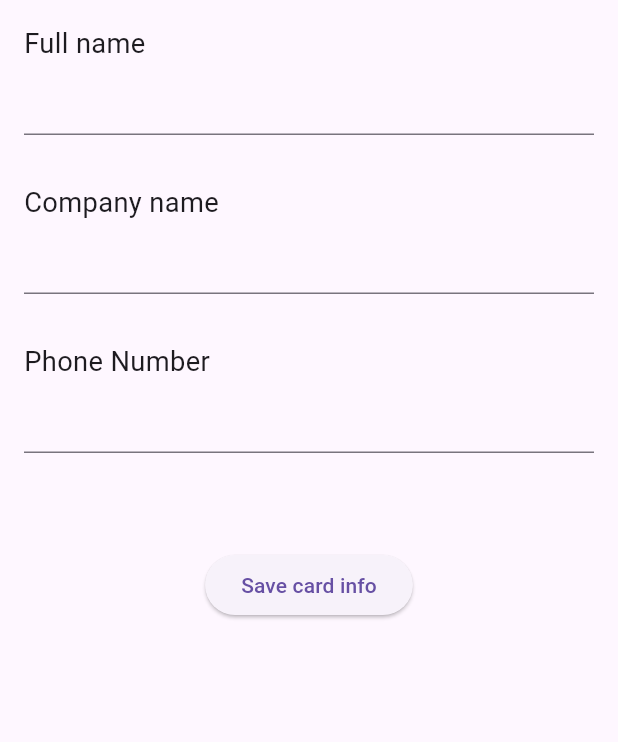
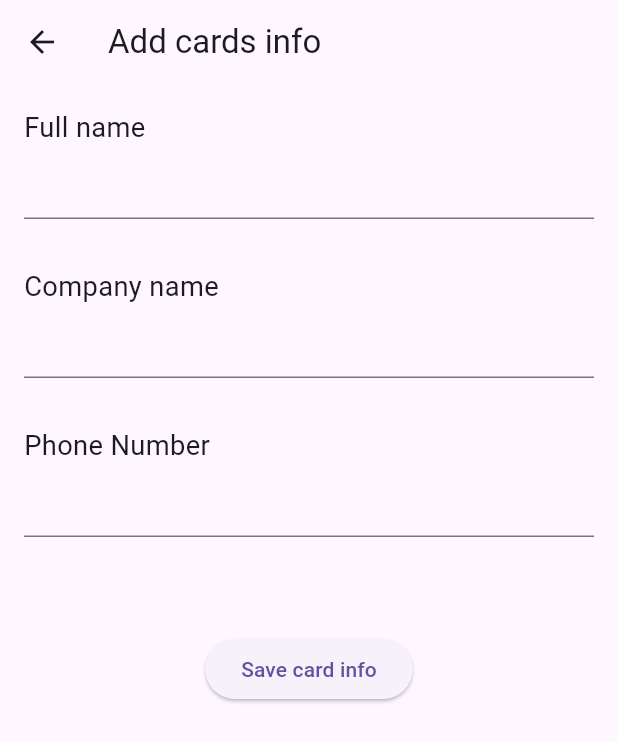
Before and after one commit to Bilal-Dollan/cards_reader, a Flutter app: the FormFields screen opened directly, on a phone screen of 412 x 824 dp. Shown: the top 742 px of the screen. Run offline on Flutter 3.47's test engine with Material 3 defaults, Android fonts, the phone set to English and light mode, and no system bars; our stand-ins replace hive, hive_flutter; accounts and stored records are empty.

Commit message:
add appbar to add card view

```diff
--- a/lib/pages/add_card_manualy_view.dart
+++ b/lib/pages/add_card_manualy_view.dart
@@ -17,6 +17,9 @@ class _FormFieldsState extends State<FormFields> {
   @override
   Widget build(BuildContext context) {
     return Scaffold(
+      appBar: AppBar(
+        title: const Text('Add cards info'),
+      ),
       body: Container(
         padding: const EdgeInsets.all(16),
         child: Column(
```
